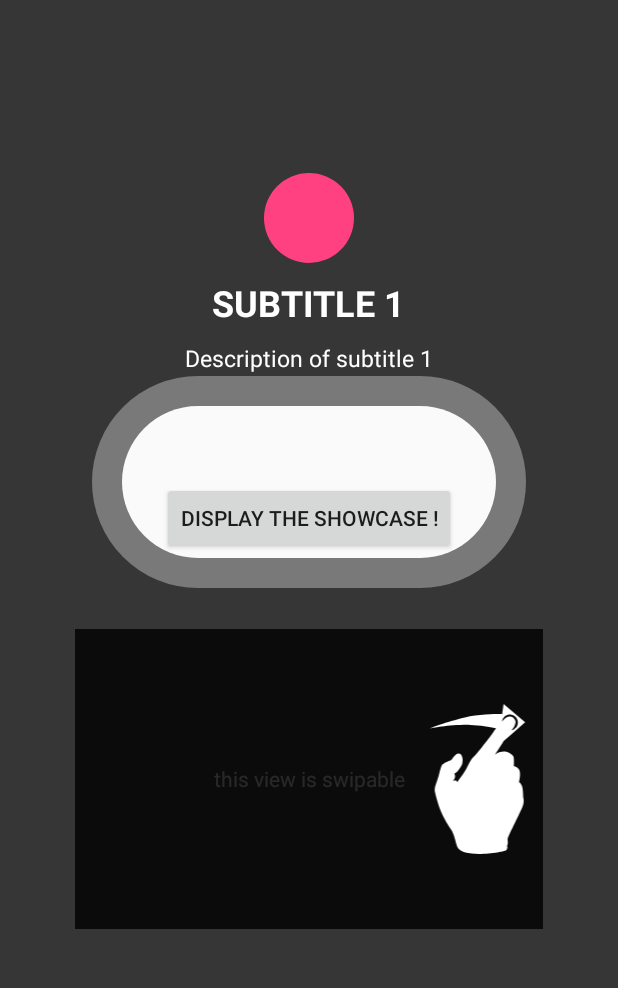
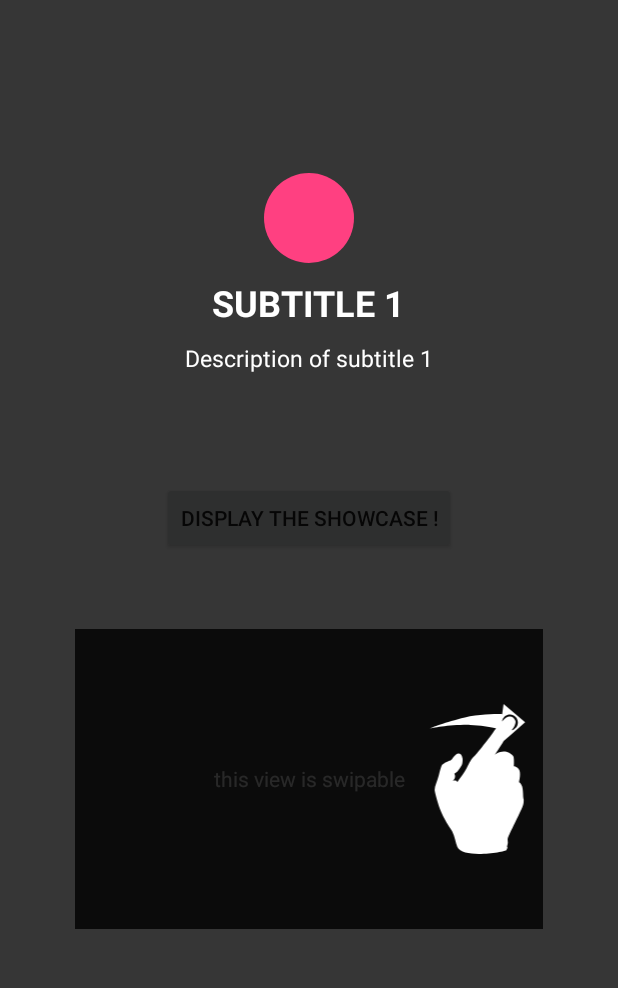
Before and after one commit to florent37/TutoShowcase, an Android app: the screen it shows after launch (MainActivity), after a tap on "DISPLAY THE SHOWCASE !", on a phone screen of 412 x 824 dp, the part 100-1088 px from its top. Run offline under Robolectric (Android 15) with nearby library versions, the phone set to English and light mode, and no system bars.

```diff
--- a/app/src/main/java/com/github/florent37/tuto/MainActivity.java
+++ b/app/src/main/java/com/github/florent37/tuto/MainActivity.java
@@ -48,10 +48,6 @@ public class MainActivity extends AppCompatActivity {
                 .displaySwipableRight()
                 .animated(true)
 
-                .on(R.id.display)
-                .addRoundRect()
-                .withBorder()
-
                 .show();
     }
 }
```
Also changed, not shown: 3 other files.
